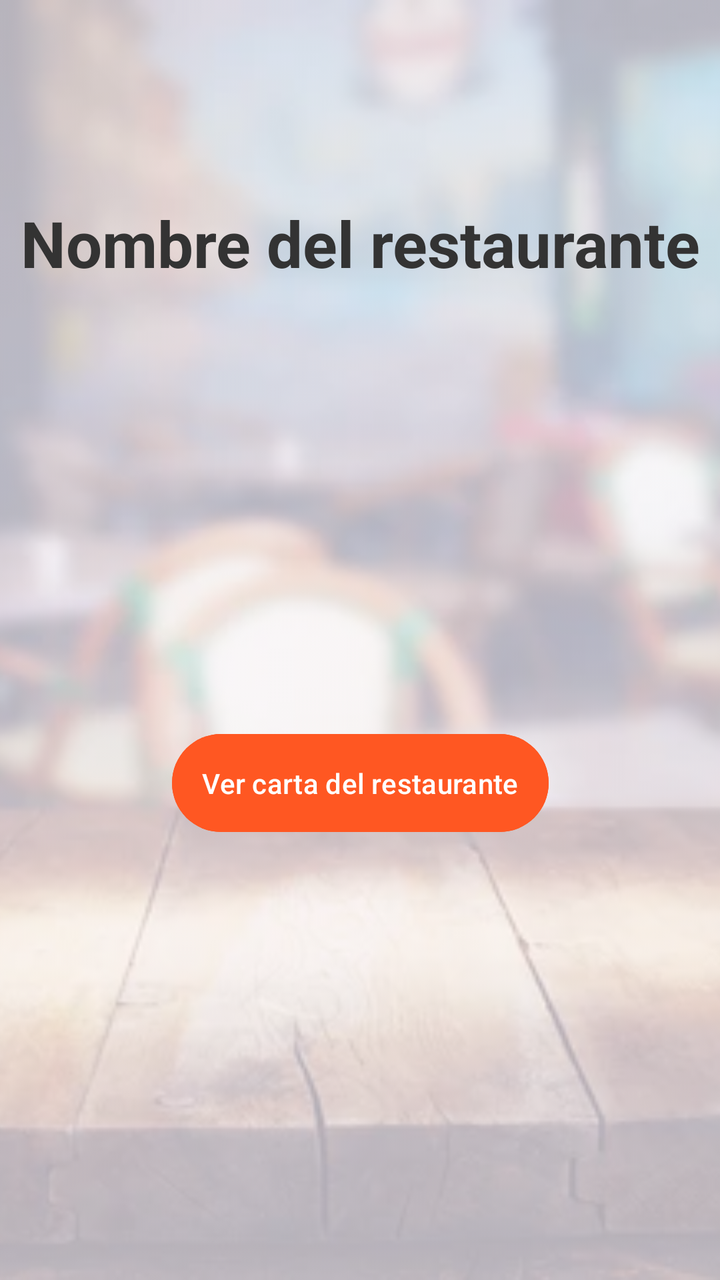
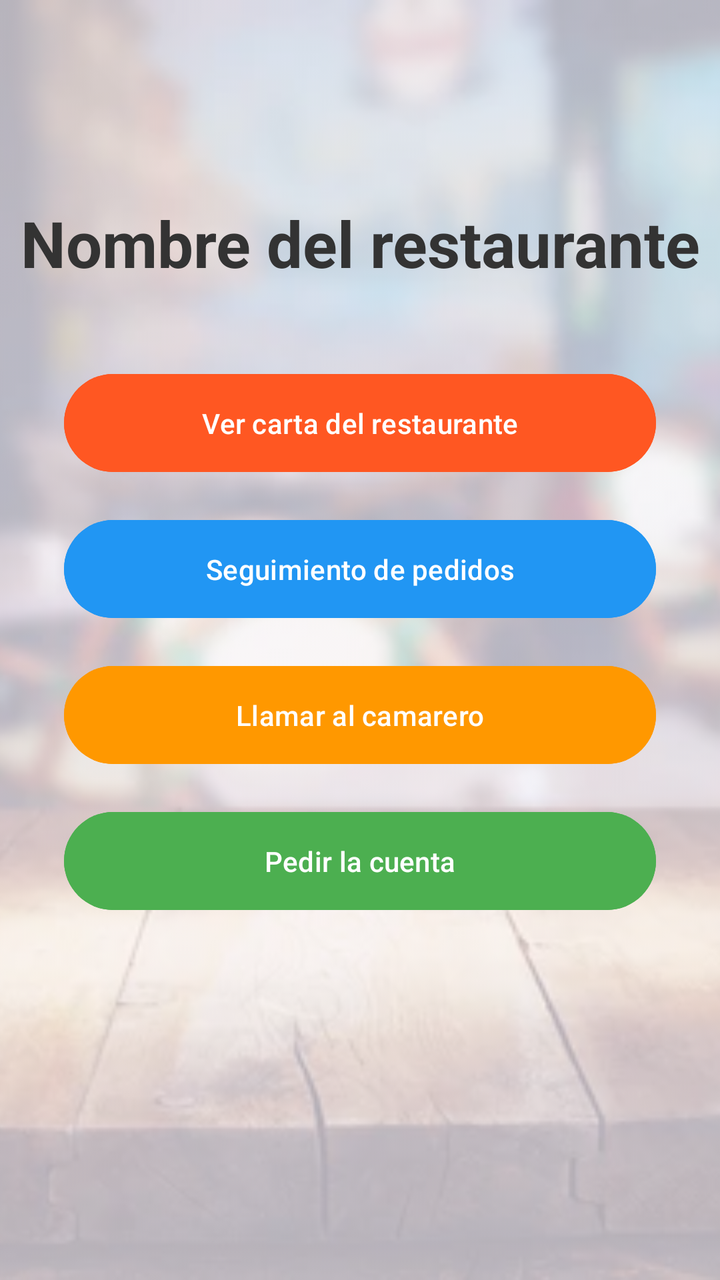

Compare the two renders of this Android layout. The source of the first and the diff that turns it into the second are given below.
<!-- AndroidManifest.xml: application theme Theme.Restaurante -->
<!-- res/layout/activity_main.xml -->
<?xml version="1.0" encoding="utf-8"?>
<androidx.constraintlayout.widget.ConstraintLayout
    xmlns:android="http://schemas.android.com/apk/res/android"
    xmlns:app="http://schemas.android.com/apk/res-auto"
    xmlns:tools="http://schemas.android.com/tools"
    android:id="@+id/main"
    android:layout_width="match_parent"
    android:layout_height="match_parent"
    tools:context=".view.MainActivity">

    <ImageView
        android:id="@+id/imgFondo"
        android:layout_width="0dp"
        android:layout_height="0dp"
        android:scaleType="centerCrop"
        android:src="@drawable/fondo_restaurante"
        android:alpha="0.3"
        app:layout_constraintBottom_toBottomOf="parent"
        app:layout_constraintEnd_toEndOf="parent"
        app:layout_constraintStart_toStartOf="parent"
        app:layout_constraintTop_toTopOf="parent" />

    <TextView
        android:id="@+id/txtTitulo"
        android:layout_width="wrap_content"
        android:layout_height="wrap_content"
        android:layout_marginTop="100dp"
        android:text="Nombre del restaurante"
        android:textSize="32sp"
        android:textStyle="bold"
        android:textColor="#333333"
        app:layout_constraintEnd_toEndOf="parent"
        app:layout_constraintStart_toStartOf="parent"
        app:layout_constraintTop_toTopOf="parent" />

    <Button
        android:id="@+id/btnVerCarta"
        android:layout_width="wrap_content"
        android:layout_height="wrap_content"
        android:text="Ver carta del restaurante"
        android:backgroundTint="#FF5722"
        android:padding="15dp"
        app:layout_constraintBottom_toBottomOf="parent"
        app:layout_constraintEnd_toEndOf="parent"
        app:layout_constraintStart_toStartOf="parent"
        app:layout_constraintTop_toBottomOf="@+id/txtTitulo" />

</androidx.constraintlayout.widget.ConstraintLayout>
<!-- resources referenced by this layout -->
<resources>
  <!-- drawable fondo_restaurante: jpg bitmap (drawable, 26560 bytes) -->
  <style name="Theme.Restaurante" parent="Base.Theme.Restaurante" />
  <style name="Base.Theme.Restaurante" parent="Theme.Material3.DayNight.NoActionBar">
          
          
      </style>
</resources>

<!-- the commit's change to res/layout/activity_main.xml (unified diff, before → after) -->
@@ -35,14 +35,58 @@
 
     <Button
         android:id="@+id/btnVerCarta"
-        android:layout_width="wrap_content"
+        android:layout_width="0dp"
         android:layout_height="wrap_content"
+        android:layout_marginHorizontal="32dp"
+        android:layout_marginTop="40dp"
         android:text="Ver carta del restaurante"
         android:backgroundTint="#FF5722"
         android:padding="15dp"
-        app:layout_constraintBottom_toBottomOf="parent"
+        android:textColor="#FFFFFF"
         app:layout_constraintEnd_toEndOf="parent"
         app:layout_constraintStart_toStartOf="parent"
         app:layout_constraintTop_toBottomOf="@+id/txtTitulo" />
 
+    <Button
+        android:id="@+id/btnSeguimiento"
+        android:layout_width="0dp"
+        android:layout_height="wrap_content"
+        android:layout_marginHorizontal="32dp"
+        android:layout_marginTop="16dp"
+        android:text="Seguimiento de pedidos"
+        android:backgroundTint="#2196F3"
+        android:padding="15dp"
+        android:textColor="#FFFFFF"
+        app:layout_constraintEnd_toEndOf="parent"
+        app:layout_constraintStart_toStartOf="parent"
+        app:layout_constraintTop_toBottomOf="@+id/btnVerCarta" />
+
+    <Button
+        android:id="@+id/btnLlamarCamarero"
+        android:layout_width="0dp"
+        android:layout_height="wrap_content"
+        android:layout_marginHorizontal="32dp"
+        android:layout_marginTop="16dp"
+        android:text="Llamar al camarero"
+        android:backgroundTint="#FF9800"
+        android:padding="15dp"
+        android:textColor="#FFFFFF"
+        app:layout_constraintEnd_toEndOf="parent"
+        app:layout_constraintStart_toStartOf="parent"
+        app:layout_constraintTop_toBottomOf="@+id/btnSeguimiento" />
+
+    <Button
+        android:id="@+id/btnPedirCuenta"
+        android:layout_width="0dp"
+        android:layout_height="wrap_content"
+        android:layout_marginHorizontal="32dp"
+        android:layout_marginTop="16dp"
+        android:text="Pedir la cuenta"
+        android:backgroundTint="#4CAF50"
+        android:padding="15dp"
+        android:textColor="#FFFFFF"
+        app:layout_constraintEnd_toEndOf="parent"
+        app:layout_constraintStart_toStartOf="parent"
+        app:layout_constraintTop_toBottomOf="@+id/btnLlamarCamarero" />
+
 </androidx.constraintlayout.widget.ConstraintLayout>
